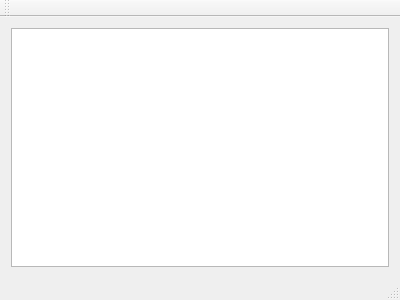
The window that app/MainWindow.ui (benjamin-bader/amanuensis) describes before a commit, drawn with Qt 5.
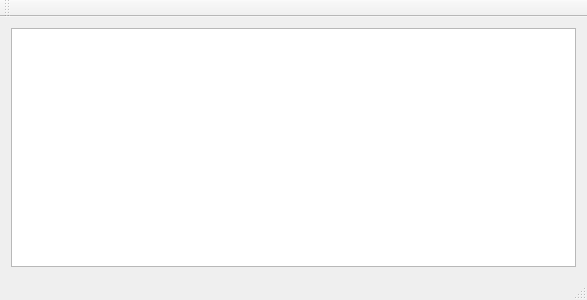
The same window after the commit.

Commit message: List -> Table

```diff
--- a/app/MainWindow.ui
+++ b/app/MainWindow.ui
@@ -6,7 +6,7 @@
    <rect>
     <x>0</x>
     <y>0</y>
-    <width>400</width>
+    <width>587</width>
     <height>300</height>
    </rect>
   </property>
@@ -16,7 +16,11 @@
   <widget class="QWidget" name="centralWidget">
    <layout class="QVBoxLayout" name="verticalLayout">
     <item>
-     <widget class="QListView" name="listView"/>
+     <widget class="QTableView" name="tableView">
+      <property name="cornerButtonEnabled">
+       <bool>false</bool>
+      </property>
+     </widget>
     </item>
    </layout>
   </widget>
```
Left out of the diff: 2 changed lines with no effect on the pictures. The commit also changes 3 other files.
